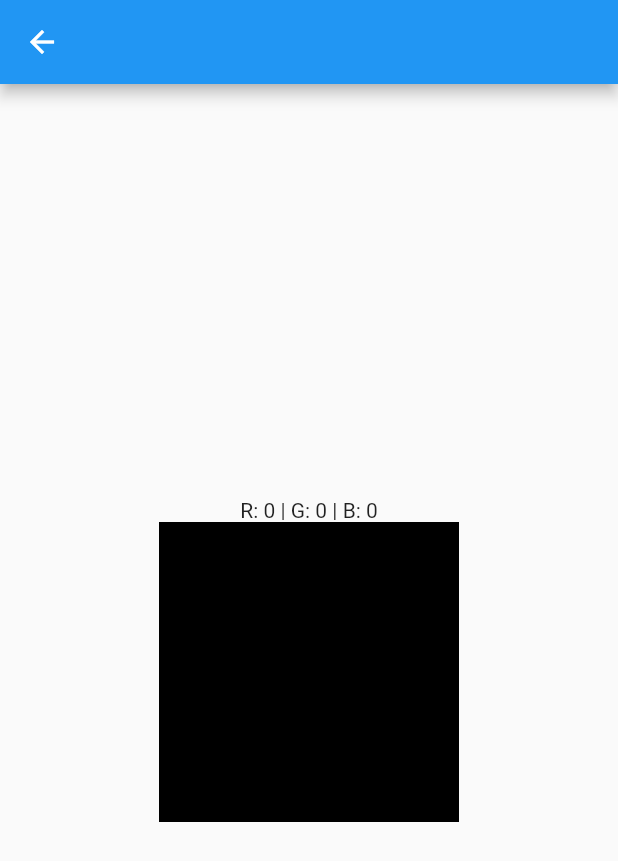
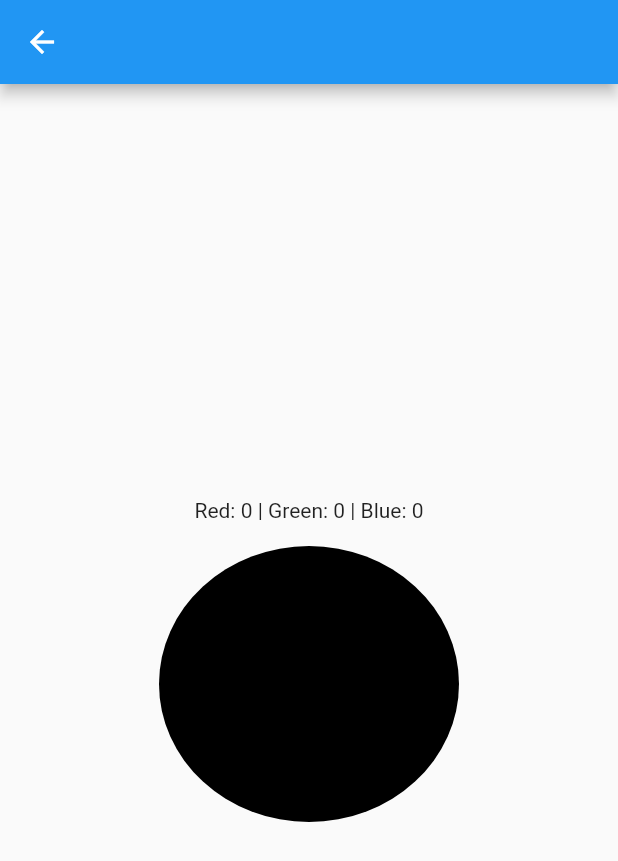
Before and after one commit to vintage/flutter_demo_provider, a Flutter app: the DetailsPage screen opened by its route, on a phone screen of 412 x 824 dp. Shown: the top 861 px of the screen. Run offline on Flutter 3.47's test engine with Material 2 defaults, Android fonts, the phone set to English and light mode, and no system bars.

Commit message:
Oval detail

```diff
--- a/lib/pages/details_page.dart
+++ b/lib/pages/details_page.dart
@@ -17,15 +17,22 @@ class DetailsPage extends StatelessWidget {
               return Row(
                 mainAxisAlignment: MainAxisAlignment.center,
                 children: [
-                  Text("R: ${color.red.round()} | "),
-                  Text("G: ${color.green.round()} | "),
-                  Text("B: ${color.blue.round()}"),
+                  Text("Red: ${color.red.round()} | "),
+                  Text("Green: ${color.green.round()} | "),
+                  Text("Blue: ${color.blue.round()}"),
                 ],
               );
             },
           ),
           GestureDetector(
-            child: RGBPreview(),
+            child: Container(
+              padding: EdgeInsets.only(top: 16),
+              width: 200,
+              height: 200,
+              child: ClipOval(
+                child: RGBPreview(),
+              ),
+            ),
             onTap: () {
               Navigator.pop(context);
             },
```
